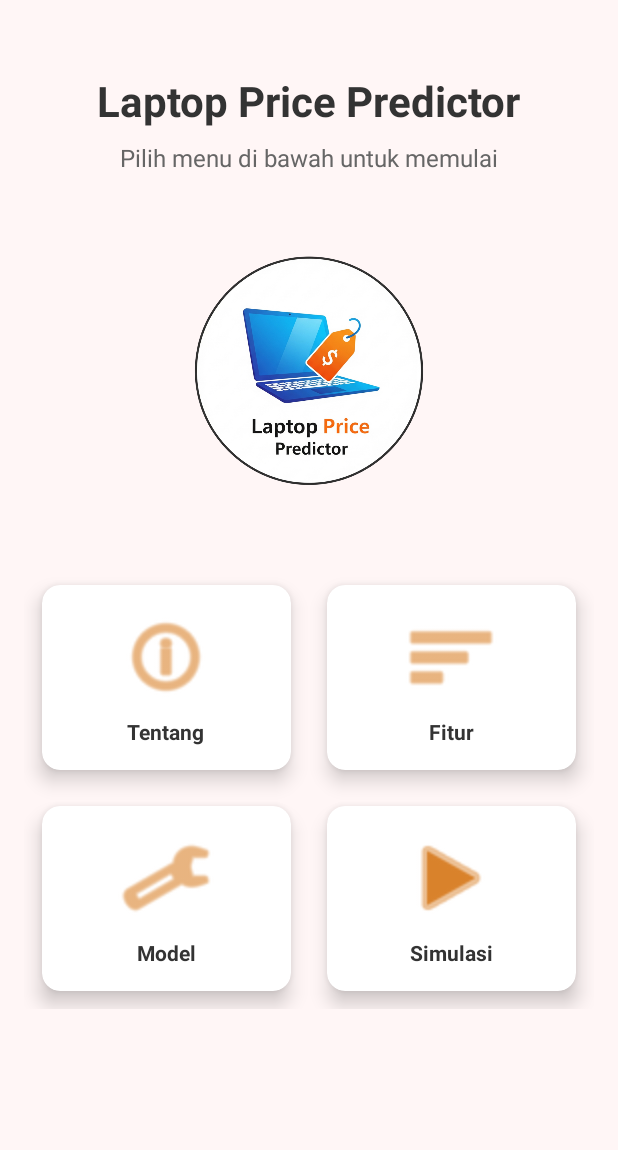
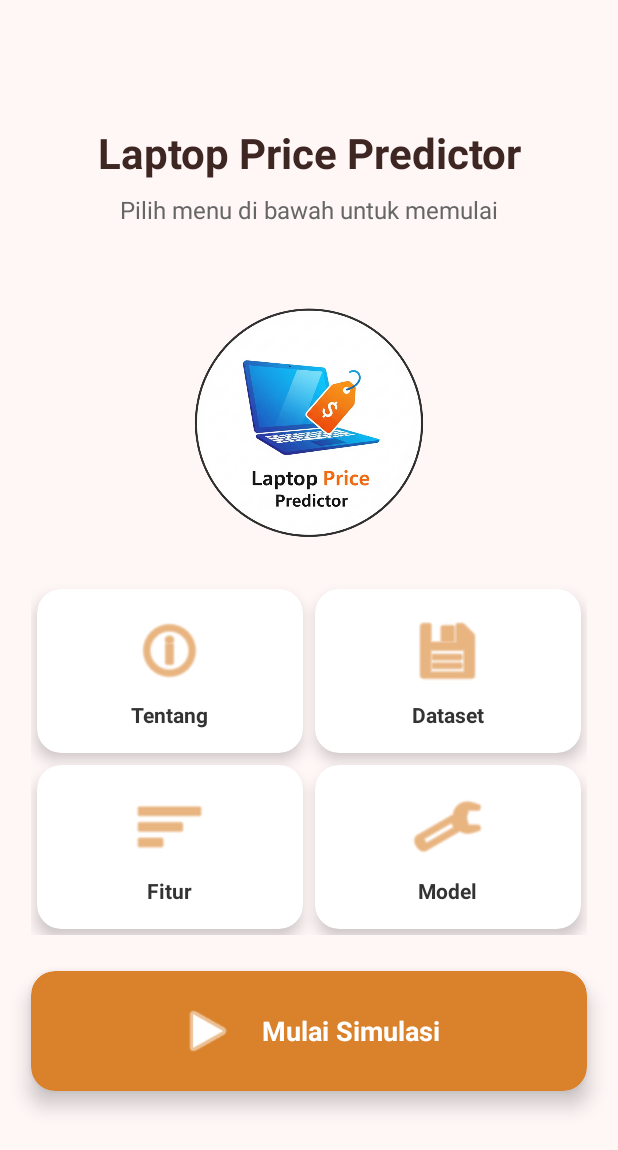
Before and after one commit to Myopianoda/UAS_LAPTOP_PRICE_PREDICTION_221351134, an Android app: the screen it shows after launch (MainActivity), on a phone screen of 412 x 824 dp. Shown: the top 1150 px of the screen. Run offline under Robolectric (Android 15) with nearby library versions, the phone set to English and light mode, and no system bars.

Commit message:
initial push

```diff
--- a/app/src/main/java/com/example/uas_laptop_price_prediction_221351134/MainActivity.kt
+++ b/app/src/main/java/com/example/uas_laptop_price_prediction_221351134/MainActivity.kt
@@ -2,8 +2,6 @@ package com.example.uas_laptop_price_prediction_221351134
 
 import android.content.Intent
 import android.os.Bundle
-import android.widget.Button
-import androidx.activity.enableEdgeToEdge
 import androidx.appcompat.app.AppCompatActivity
 import androidx.cardview.widget.CardView
 
@@ -13,12 +11,19 @@ class MainActivity : AppCompatActivity() {
         setContentView(R.layout.activity_main)
 
         val cardTentang: CardView = findViewById(R.id.cardTentang)
+        val cardDataset: CardView = findViewById(R.id.cardDataset)
         val cardFitur: CardView = findViewById(R.id.cardFitur)
         val cardModel: CardView = findViewById(R.id.cardModel)
         val cardSimulasi: CardView = findViewById(R.id.cardSimulasi)
 
+
         cardTentang.setOnClickListener {
             val intent = Intent(this, TentangActivity::class.java)
+            startActivity(intent)
+        }
+
+        cardDataset.setOnClickListener {
+            val intent = Intent(this, DatasetActivity::class.java)
             startActivity(intent)
         }
 
--- a/app/src/main/res/layout/activity_main.xml
+++ b/app/src/main/res/layout/activity_main.xml
@@ -1,31 +1,37 @@
 <?xml version="1.0" encoding="utf-8"?>
-<ScrollView
+<androidx.constraintlayout.widget.ConstraintLayout
     xmlns:android="http://schemas.android.com/apk/res/android"
     xmlns:app="http://schemas.android.com/apk/res-auto"
     xmlns:tools="http://schemas.android.com/tools"
     android:layout_width="match_parent"
     android:layout_height="match_parent"
     android:background="#FFF6F6"
-    android:fillViewport="true"
     tools:context=".MainActivity">
 
-    <LinearLayout
-        android:layout_width="match_parent"
+    <!-- Top Guideline -->
+    <androidx.constraintlayout.widget.Guideline
+        android:id="@+id/guideline_top"
+        android:layout_width="wrap_content"
         android:layout_height="wrap_content"
-        android:orientation="vertical"
-        android:gravity="center_horizontal"
-        android:padding="16dp">
+        android:orientation="horizontal"
+        app:layout_constraintGuide_percent="0.1" />
 
+    <!-- Header Title -->
     <TextView
         android:id="@+id/tvAppTitle"
-            android:layout_width="wrap_content"
+        android:layout_width="0dp"
         android:layout_height="wrap_content"
-            android:layout_marginTop="32dp"
+        android:layout_marginHorizontal="32dp"
         android:text="Laptop Price Predictor"
-            android:textColor="#333"
+        android:textAlignment="center"
+        android:textColor="#3E2723"
         android:textSize="28sp"
-            android:textStyle="bold" />
+        android:textStyle="bold"
+        app:layout_constraintTop_toTopOf="@id/guideline_top"
+        app:layout_constraintStart_toStartOf="parent"
+        app:layout_constraintEnd_toEndOf="parent" />
 
+    <!-- Header Subtitle -->
     <TextView
         android:id="@+id/tvAppSubtitle"
         android:layout_width="wrap_content"
@@ -33,38 +39,51 @@
         android:layout_marginTop="8dp"
         android:text="Pilih menu di bawah untuk memulai"
         android:textColor="#666"
-            android:textSize="16sp" />
+        android:textSize="16sp"
+        app:layout_constraintTop_toBottomOf="@id/tvAppTitle"
+        app:layout_constraintStart_toStartOf="parent"
+        app:layout_constraintEnd_toEndOf="parent" />
 
     <ImageView
+
         android:id="@+id/ivAppLogo"
         android:layout_width="240dp"
         android:layout_height="214dp"
         android:layout_marginTop="24dp"
         android:layout_marginBottom="24dp"
         android:contentDescription="Logo Aplikasi"
+        app:layout_constraintTop_toBottomOf="@id/tvAppSubtitle"
+        app:layout_constraintStart_toStartOf="parent"
+        app:layout_constraintEnd_toEndOf="parent"
         android:src="@drawable/logo" />
 
+    <!-- GridLayout untuk 4 menu utama -->
     <GridLayout
-            android:layout_width="match_parent"
+        android:id="@+id/menu_grid"
+        android:layout_width="0dp"
         android:layout_height="wrap_content"
         android:columnCount="2"
         android:rowCount="2"
+        android:useDefaultMargins="true"
         android:alignmentMode="alignMargins"
-            android:columnOrderPreserved="false">
+        android:columnOrderPreserved="false"
+        app:layout_constraintTop_toBottomOf="@id/ivAppLogo"
+        app:layout_constraintStart_toStartOf="parent"
+        app:layout_constraintEnd_toEndOf="parent"
+        app:layout_constraintWidth_percent="0.9">
 
+        <!-- Card 1: Tentang Aplikasi -->
         <androidx.cardview.widget.CardView
             android:id="@+id/cardTentang"
             android:layout_width="0dp"
             android:layout_height="wrap_content"
             android:layout_columnWeight="1"
             android:layout_rowWeight="1"
-                app:cardElevation="8dp"
-                app:cardCornerRadius="12dp"
-                android:layout_margin="12dp"
+            app:cardElevation="6dp"
+            app:cardCornerRadius="16dp"
             android:clickable="true"
             android:focusable="true"
             android:foreground="?android:attr/selectableItemBackground">
-
             <LinearLayout
                 android:layout_width="match_parent"
                 android:layout_height="wrap_content"
@@ -72,8 +91,8 @@
                 android:padding="16dp"
                 android:gravity="center">
                 <ImageView
-                        android:layout_width="64dp"
-                        android:layout_height="64dp"
+                    android:layout_width="50dp"
+                    android:layout_height="50dp"
                     android:src="@android:drawable/ic_menu_info_details"
                     app:tint="#D9822B"
                     android:layout_marginBottom="8dp"/>
@@ -86,15 +105,15 @@
             </LinearLayout>
         </androidx.cardview.widget.CardView>
 
+        <!-- Card 2: Dataset -->
         <androidx.cardview.widget.CardView
-                android:id="@+id/cardFitur"
+            android:id="@+id/cardDataset"
             android:layout_width="0dp"
             android:layout_height="wrap_content"
             android:layout_columnWeight="1"
             android:layout_rowWeight="1"
-                app:cardElevation="8dp"
-                app:cardCornerRadius="12dp"
-                android:layout_margin="12dp"
+            app:cardElevation="6dp"
+            app:cardCornerRadius="16dp"
             android:clickable="true"
             android:focusable="true"
             android:foreground="?android:attr/selectableItemBackground">
@@ -105,8 +124,41 @@
                 android:padding="16dp"
                 android:gravity="center">
                 <ImageView
-                        android:layout_width="64dp"
-                        android:layout_height="64dp"
+                    android:layout_width="50dp"
+                    android:layout_height="50dp"
+                    android:src="@android:drawable/ic_menu_save"
+                    app:tint="#D9822B"
+                    android:layout_marginBottom="8dp"/>
+                <TextView
+                    android:layout_width="wrap_content"
+                    android:layout_height="wrap_content"
+                    android:text="Dataset"
+                    android:textStyle="bold"
+                    android:textColor="#333"/>
+            </LinearLayout>
+        </androidx.cardview.widget.CardView>
+
+        <!-- Card 3: Fitur -->
+        <androidx.cardview.widget.CardView
+            android:id="@+id/cardFitur"
+            android:layout_width="0dp"
+            android:layout_height="wrap_content"
+            android:layout_columnWeight="1"
+            android:layout_rowWeight="1"
+            app:cardElevation="6dp"
+            app:cardCornerRadius="16dp"
+            android:clickable="true"
+            android:focusable="true"
+            android:foreground="?android:attr/selectableItemBackground">
+            <LinearLayout
+                android:layout_width="match_parent"
+                android:layout_height="wrap_content"
+                android:orientation="vertical"
+                android:padding="16dp"
+                android:gravity="center">
+                <ImageView
+                    android:layout_width="50dp"
+                    android:layout_height="50dp"
                     android:src="@android:drawable/ic_menu_sort_by_size"
                     app:tint="#D9822B"
                     android:layout_marginBottom="8dp"/>
@@ -119,15 +171,15 @@
             </LinearLayout>
         </androidx.cardview.widget.CardView>
 
+        <!-- Card 4: Arsitektur Model -->
         <androidx.cardview.widget.CardView
             android:id="@+id/cardModel"
             android:layout_width="0dp"
             android:layout_height="wrap_content"
             android:layout_columnWeight="1"
             android:layout_rowWeight="1"
-                app:cardElevation="8dp"
-                app:cardCornerRadius="12dp"
-                android:layout_margin="12dp"
+            app:cardElevation="6dp"
+            app:cardCornerRadius="16dp"
             android:clickable="true"
             android:focusable="true"
             android:foreground="?android:attr/selectableItemBackground">
@@ -138,8 +190,8 @@
                 android:padding="16dp"
                 android:gravity="center">
                 <ImageView
-                        android:layout_width="64dp"
-                        android:layout_height="64dp"
+                    android:layout_width="50dp"
+                    android:layout_height="50dp"
                     android:src="@android:drawable/ic_menu_manage"
                     app:tint="#D9822B"
                     android:layout_marginBottom="8dp"/>
@@ -152,40 +204,44 @@
             </LinearLayout>
         </androidx.cardview.widget.CardView>
 
+    </GridLayout>
+
+    <!-- Card 5: Simulasi (CTA Button) -->
     <androidx.cardview.widget.CardView
         android:id="@+id/cardSimulasi"
         android:layout_width="0dp"
         android:layout_height="wrap_content"
-                android:layout_columnWeight="1"
-                android:layout_rowWeight="1"
         app:cardElevation="8dp"
-                app:cardCornerRadius="12dp"
-                android:layout_margin="12dp"
+        app:cardCornerRadius="16dp"
+        android:layout_marginTop="24dp"
+        app:cardBackgroundColor="#D9822B"
         android:clickable="true"
         android:focusable="true"
-                android:foreground="?android:attr/selectableItemBackground">
+        android:foreground="?android:attr/selectableItemBackground"
+        app:layout_constraintTop_toBottomOf="@id/menu_grid"
+        app:layout_constraintStart_toStartOf="@id/menu_grid"
+        app:layout_constraintEnd_toEndOf="@id/menu_grid">
+
         <LinearLayout
             android:layout_width="match_parent"
             android:layout_height="wrap_content"
-                    android:orientation="vertical"
-                    android:padding="16dp"
+            android:orientation="horizontal"
+            android:padding="20dp"
             android:gravity="center">
             <ImageView
-                        android:layout_width="64dp"
-                        android:layout_height="64dp"
+                android:layout_width="40dp"
+                android:layout_height="40dp"
                 android:src="@android:drawable/ic_media_play"
-                        app:tint="#D9822B"
-                        android:layout_marginBottom="8dp"/>
+                app:tint="#FFFFFF"
+                android:layout_marginEnd="16dp"/>
             <TextView
                 android:layout_width="wrap_content"
                 android:layout_height="wrap_content"
-                        android:text="Simulasi"
+                android:text="Mulai Simulasi"
+                android:textSize="18sp"
                 android:textStyle="bold"
-                        android:textColor="#333"/>
+                android:textColor="#FFFFFF"/>
         </LinearLayout>
     </androidx.cardview.widget.CardView>
 
-        </GridLayout>
-
-    </LinearLayout>
-</ScrollView>
+</androidx.constraintlayout.widget.ConstraintLayout>
```
Also changed, not shown: app/src/main/AndroidManifest.xml (+4 -4 lines), app/src/main/java/com/example/uas_laptop_price_prediction_221351134/DatasetActivity.kt (added, +39 -0 lines), app/src/main/java/com/example/uas_laptop_price_prediction_221351134/TentangActivity.kt (+0 -8 lines), app/src/main/res/layout/activity_dataset.xml (added, +283 -0 lines), app/src/main/res/layout/activity_tentang.xml (+3 -31 lines). Lines whose indentation alone changed are shown as unchanged.
